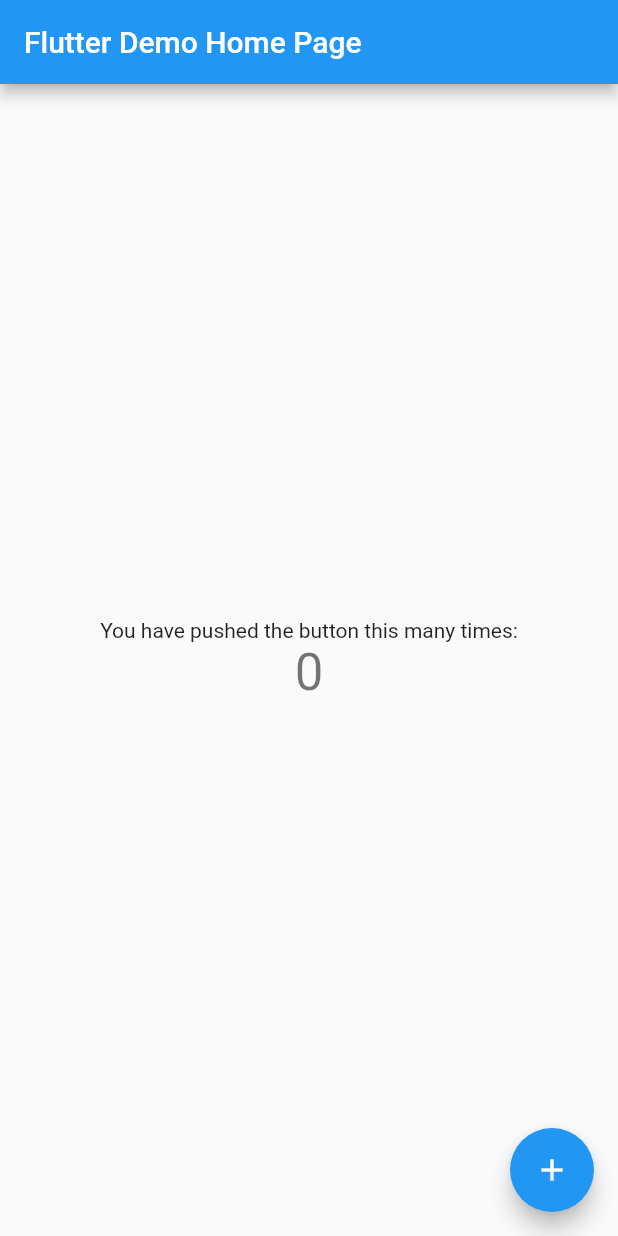
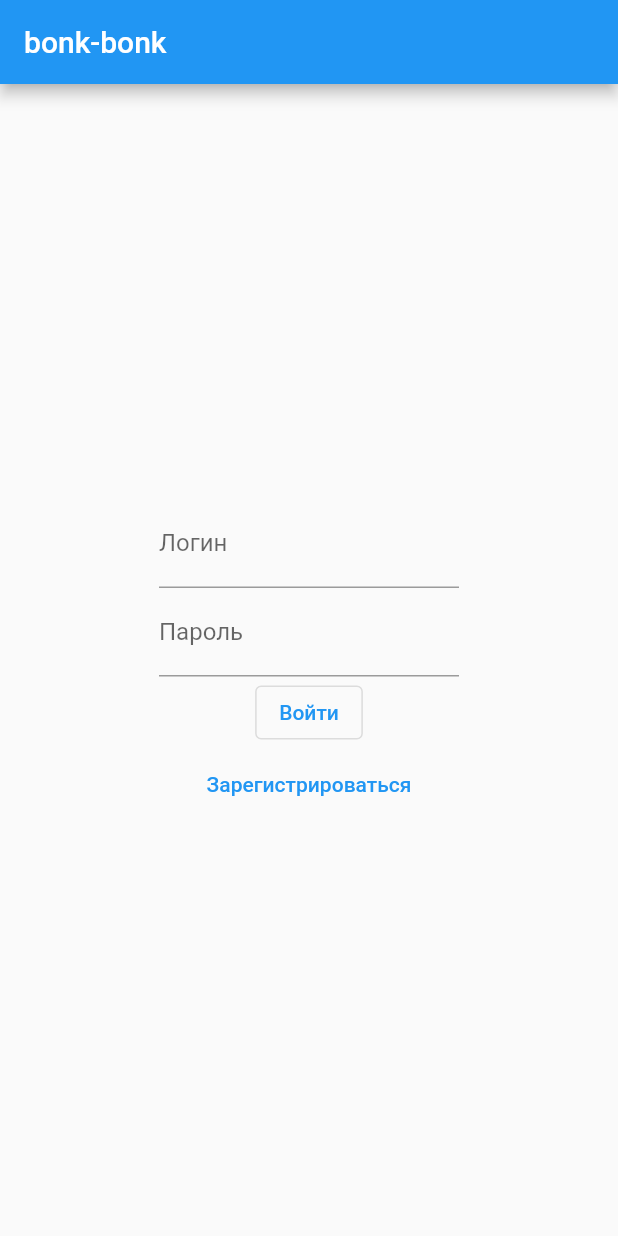
Before and after one commit to MaxMcRolly/Bonk-Bonk, a Flutter app: the screen it shows after launch, on a phone screen of 412 x 824 dp. Run offline on Flutter 3.47's test engine with Material 2 defaults, Android fonts, the phone set to English and light mode, and no system bars; missing offline and left inert: image_picker_for_web, shared_preferences_web.

Commit message:
Made some progress on registration screen

```diff
--- a/lib/main.dart
+++ b/lib/main.dart
@@ -15,7 +15,7 @@
       theme: ThemeData(
         primarySwatch: Colors.blue,
       ),
-      home: const MyHomePage(title: 'Flutter Demo Home Page'),
+      home: LoginScreen(),
     );
   }
 }
--- /dev/null
+++ b/lib/screens/login.dart
@@ -0,0 +1,60 @@
+import "package:bonkbonk/imports.dart";
+import 'package:bonkbonk/screens/register.dart';
+
+class LoginScreen extends StatefulWidget {
+  const LoginScreen({Key? key}) : super(key: key);
+
+  @override
+  State<LoginScreen> createState() => _LoginScreenState();
+}
+
+class _LoginScreenState extends State<LoginScreen> {
+  @override
+  Widget build(BuildContext context) {
+    TextEditingController _loginController = TextEditingController();
+
+    TextEditingController _passwordController = TextEditingController();
+    return Scaffold(
+      resizeToAvoidBottomInset: false,
+      appBar: AppBar(title: Text("bonk-bonk")),
+      body: Center(
+        child: Column(
+          mainAxisSize: MainAxisSize.min,
+          children: [
+            Container(
+              width: 200,
+              child: TextFormField(
+                decoration: InputDecoration(
+                  label: Text("Логин"),
+                ),
+                controller: _loginController,
+              ),
+            ),
+            Container(
+              width: 200,
+              child: TextFormField(
+                decoration: InputDecoration(
+                  label: Text("Пароль"),
+                ),
+                controller: _passwordController,
+              ),
+            ),
+            OutlinedButton(
+              onPressed: () {},
+              child: Text("Войти"),
+            ),
+            TextButton(
+              onPressed: () {
+                Navigator.push(
+                    context,
+                    MaterialPageRoute(
+                        builder: (context) => RegistrationScreen()));
+              },
+              child: Text("Зарегистрироваться"),
+            )
+          ],
+        ),
+      ),
+    );
+  }
+}
--- a/pubspec.yaml
+++ b/pubspec.yaml
@@ -34,6 +34,8 @@
   # The following adds the Cupertino Icons font to your application.
   # Use with the CupertinoIcons class for iOS style icons.
   cupertino_icons: ^1.0.2
+  image_picker: ^0.8.5+3
+  shared_preferences: ^2.0.15
 
 dev_dependencies:
   flutter_test:
```
Also changed, not shown: lib/generated_plugin_registrant.dart (added, +18 -0 lines), lib/screens/register.dart (added, +58 -0 lines), 2 other files.
